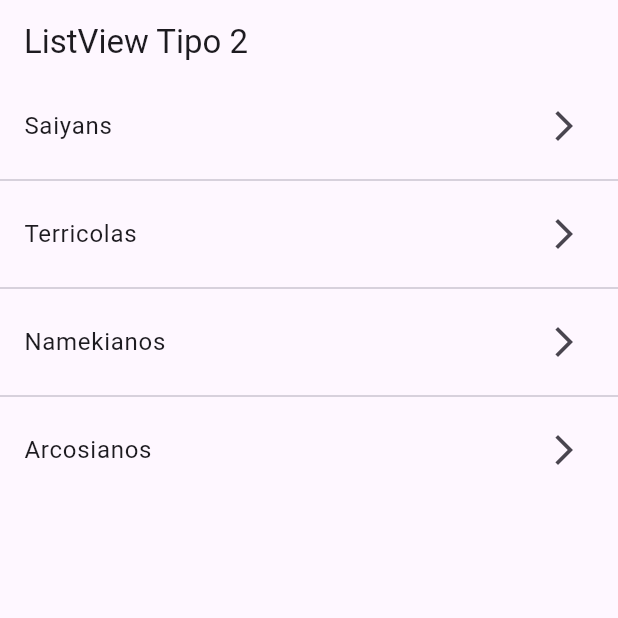
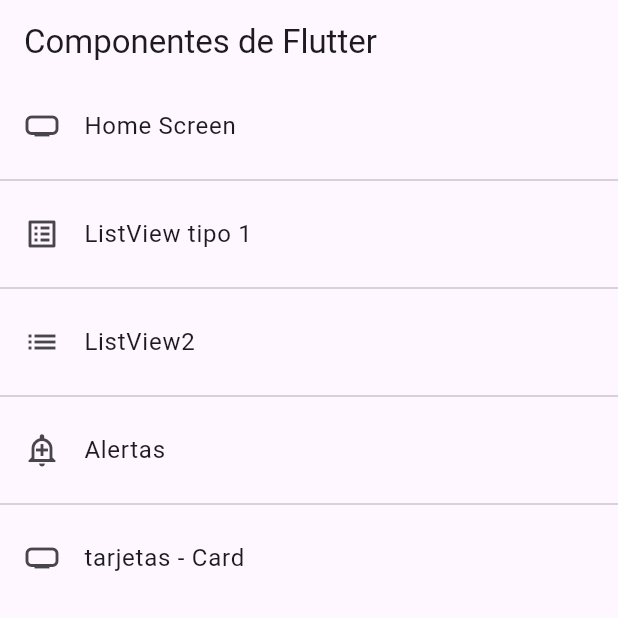
Before and after one commit to Guillermojs9/fl_components, a Flutter app: the screen it shows after launch, on a phone screen of 412 x 824 dp, the top half of it. Run offline on Flutter 3.47's test engine with Material 3 defaults, Android fonts, the phone set to English and light mode, and no system bars.

Commit message:
Sesión 2. Modelo y Listado de rutas

```diff
--- a/lib/main.dart
+++ b/lib/main.dart
@@ -1,4 +1,4 @@
-import 'package:fl_components/screens/listview2_screen.dart';
+import 'package:fl_components/router/app_routes.dart';
 import 'package:flutter/material.dart';
 
 void main() => runApp(const MyApp());
@@ -8,10 +8,13 @@ class MyApp extends StatelessWidget {
 
   @override
   Widget build(BuildContext context) {
-    return const MaterialApp(
+    return MaterialApp(
       debugShowCheckedModeBanner: false,
       title: 'Material App',
-      home: Listview2Screen()
+      //home: const Listview2Screen(),
+      initialRoute: AppRoutes.initialRoute,
+      routes: AppRoutes.getAppRoutes(),
+      onGenerateRoute: AppRoutes.onGenerateRoute,
     );
   }
 }
--- /dev/null
+++ b/lib/models/menu_option.dart
@@ -0,0 +1,14 @@
+import 'package:flutter/material.dart';
+
+class MenuOption {
+  final String route;
+  final IconData icon;
+  final String name;
+  final Widget screen;
+
+  MenuOption(
+      {required this.route,
+      required this.icon,
+      required this.name,
+      required this.screen});
+}
--- /dev/null
+++ b/lib/models/models.dart
@@ -0,0 +1 @@
+export 'package:fl_components/models/menu_option.dart';
--- /dev/null
+++ b/lib/router/app_routes.dart
@@ -0,0 +1,49 @@
+import 'package:fl_components/models/menu_option.dart';
+import 'package:fl_components/screens/screens.dart';
+import 'package:flutter/material.dart';
+
+class AppRoutes {
+  static const initialRoute = "home";
+
+  static final MenuOptions = <MenuOption>[
+    MenuOption(
+        route: "home",
+        icon: Icons.home_max_sharp,
+        name: "Home Screen",
+        screen: const HomeScreen()),
+    MenuOption(
+        route: "listview1",
+        icon: Icons.list_alt,
+        name: "ListView tipo 1",
+        screen: const Listview1Screen()),
+    MenuOption(
+        route: "listview2 tipo 2",
+        icon: Icons.list,
+        name: "ListView2",
+        screen: const Listview2Screen()),
+    MenuOption(
+        route: "alert",
+        icon: Icons.add_alert_outlined,
+        name: "Alertas",
+        screen: const AlertScreen()),
+    MenuOption(
+        route: "card",
+        icon: Icons.home_max_sharp,
+        name: "tarjetas - Card",
+        screen: const CardScreen()),
+  ];
+
+  static Map<String, Widget Function(BuildContext)> getAppRoutes() {
+    Map<String, Widget Function(BuildContext)> appRoutes = {};
+    for (final option in MenuOptions) {
+      appRoutes.addAll({option.route: (BuildContext context) => option.screen});
+    }
+    return appRoutes;
+  }
+
+  static Route<dynamic> onGenerateRoute(RouteSettings settings) {
+    return MaterialPageRoute(
+      builder: (context) => const AlertScreen(),
+    );
+  }
+}
--- /dev/null
+++ b/lib/screens/alert_screen.dart
@@ -0,0 +1,14 @@
+import 'package:flutter/material.dart';
+
+class AlertScreen extends StatelessWidget {
+  const AlertScreen({super.key});
+
+  @override
+  Widget build(BuildContext context) {
+    return const Scaffold(
+      body: Center(
+        child: Text('AlertScreen'),
+      ),
+    );
+  }
+}
--- /dev/null
+++ b/lib/screens/card_screen.dart
@@ -0,0 +1,14 @@
+import 'package:flutter/material.dart';
+
+class CardScreen extends StatelessWidget {
+  const CardScreen({super.key});
+
+  @override
+  Widget build(BuildContext context) {
+    return const Scaffold(
+      body: Center(
+        child: Text('CardScreen'),
+      ),
+    );
+  }
+}
--- /dev/null
+++ b/lib/screens/home_screen.dart
@@ -0,0 +1,25 @@
+import 'package:fl_components/router/app_routes.dart';
+import 'package:flutter/material.dart';
+
+class HomeScreen extends StatelessWidget {
+  const HomeScreen({super.key});
+
+  @override
+  Widget build(BuildContext context) {
+    return Scaffold(
+        appBar: AppBar(
+          title: const Text("Componentes de Flutter"),
+          elevation: 0,
+        ),
+        body: ListView.separated(
+            itemBuilder: (context, index) => ListTile(
+                leading: Icon(AppRoutes.MenuOptions[index].icon),
+                title: Text(AppRoutes.MenuOptions[index].name),
+                onTap: () {
+                  Navigator.pushNamed(
+                      context, AppRoutes.MenuOptions[index].route);
+                }),
+            separatorBuilder: (context, index) => const Divider(),
+            itemCount: AppRoutes.MenuOptions.length));
+  }
+}
--- a/lib/screens/listview2_screen.dart
+++ b/lib/screens/listview2_screen.dart
@@ -13,8 +13,13 @@ class Listview2Screen extends StatelessWidget {
         ),
         body: ListView.separated(
             itemBuilder: (context, index) => ListTile(
-                trailing: const Icon(Icons.arrow_forward_ios_outlined),
-                title: Text(options[index])),
+                  trailing: const Icon(Icons.arrow_forward_ios_outlined),
+                  title: Text(options[index]),
+                  onTap: () {
+                    final raza = options[index];
+                    print(raza);
+                  },
+                ),
             separatorBuilder: (context, index) => const Divider(),
             itemCount: options.length));
   }
--- /dev/null
+++ b/lib/screens/screens.dart
@@ -0,0 +1,5 @@
+export 'package:fl_components/screens/alert_screen.dart';
+export 'package:fl_components/screens/card_screen.dart';
+export 'package:fl_components/screens/home_screen.dart';
+export 'package:fl_components/screens/listview1_screen.dart';
+export 'package:fl_components/screens/listview2_screen.dart';
```
